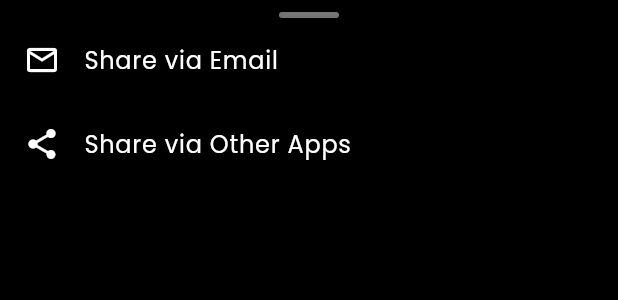
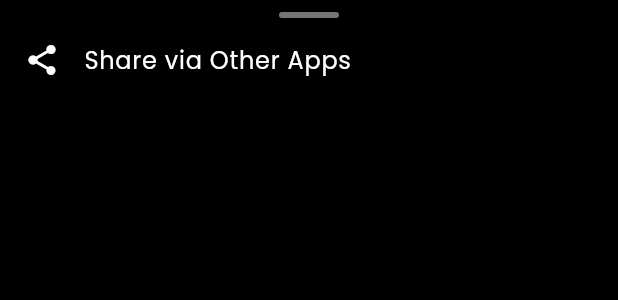
Before and after one commit to kozlovski26/WineStocker, a Flutter app: the ShareDialog widget shown alone on an empty page, opened directly with empty values, on a phone screen of 412 x 824 dp. Shown: the top 300 px of the screen. Run offline on Flutter 3.47's test engine with Material 3 defaults, Android fonts, the phone set to English and light mode, and no system bars; our stand-ins replace cached_network_image, camera, cloud_firestore, firebase_auth, firebase_core, firebase_storage and 4 more; accounts and stored records are empty; statements that could not run were skipped.

Commit message:
Remove Share

```diff
--- a/wine_inventory/lib/features/wine_collection/presentation/dialogs/share_dialog.dart
+++ b/wine_inventory/lib/features/wine_collection/presentation/dialogs/share_dialog.dart
@@ -26,14 +26,6 @@ class ShareDialog extends StatelessWidget {
             ),
           ),
           ListTile(
-            leading: const Icon(Icons.mail_outline),
-            title: const Text('Share via Email'),
-            onTap: () {
-              Navigator.pop(context);
-              ShareHelper.shareWineList(wineManager);
-            },
-          ),
-          ListTile(
             leading: const Icon(Icons.share),
             title: const Text('Share via Other Apps'),
             onTap: () {
```
